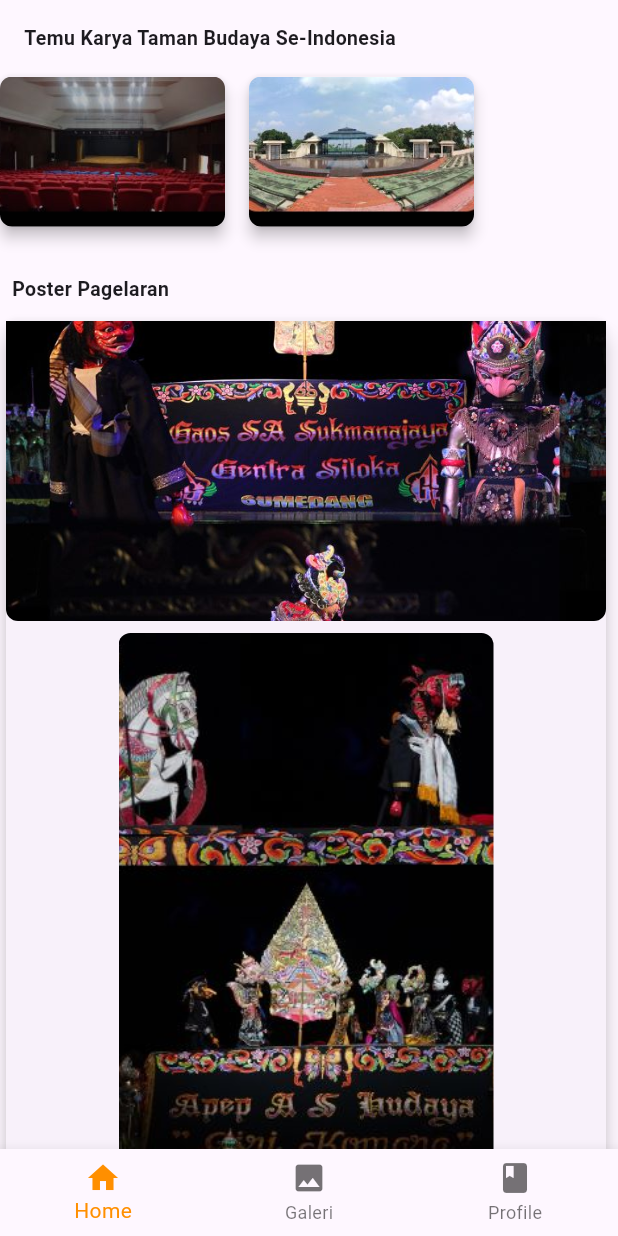
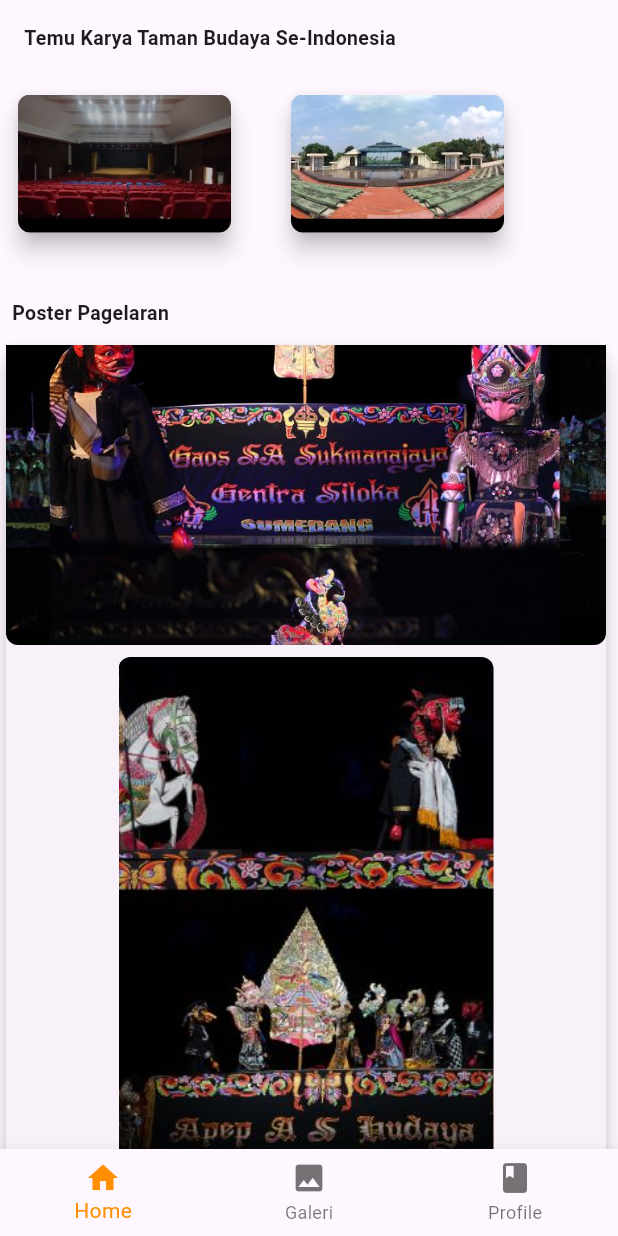
Before and after one commit to abdulghofur12/tambud, a Flutter app: the screen it shows after launch, on a phone screen of 412 x 824 dp. Run offline on Flutter 3.47's test engine with Material 2 defaults, Android fonts, the phone set to English and light mode, and no system bars.

Commit message:
new page tertutup

```diff
--- a/lib/main.dart
+++ b/lib/main.dart
@@ -57,6 +57,8 @@
         children: [
           // Home Page
           SingleChildScrollView(
+            child: Center(
+              // Wrap the Container with Center widget
               child: Container(
                 height: 1500,
                 width: 500,
@@ -77,20 +79,28 @@
                       scrollDirection: Axis.horizontal,
                       child: Row(
                         children: [
-                        ElevatedButton(
-                          onPressed: () {
-                            // Handle button press
+                          InkWell(
+                            onTap: () {
+                              Navigator.push(
+                                context,
+                                MaterialPageRoute(
+                                  builder: (context) => NewPage(),
+                                ),
+                              );
                             },
-                          style: ElevatedButton.styleFrom(
-                            elevation: 4,
-                            padding: EdgeInsets.all(0),
+                            child: Padding(
+                              padding: const EdgeInsets.all(8.0),
+                              child: SizedBox(
+                                width:
+                                    150, // Ukuran lebar container sesuaikan dengan kebutuhan
+                                height:
+                                    100, // Ukuran tinggi container sesuaikan dengan kebutuhan
+                                child: Card(
+                                  elevation: 6,
                                   shape: RoundedRectangleBorder(
                                     borderRadius: BorderRadius.circular(8),
                                   ),
-                          ),
                                   child: Container(
-                            width: 150,
-                            height: 100,
                                     decoration: BoxDecoration(
                                       borderRadius: BorderRadius.circular(8),
                                       image: DecorationImage(
@@ -100,26 +110,35 @@
                                     ),
                                   ),
                                 ),
+                              ),
+                            ),
+                          ),
                           SizedBox(width: 16), // Adding space between the cards
-                        ElevatedButton(
-                          onPressed: () {
+                          InkWell(
+                            onTap: () {
                               // Handle button press
                             },
-                          style: ElevatedButton.styleFrom(
-                            elevation: 4,
-                            padding: EdgeInsets.all(0),
+                            child: Padding(
+                              padding: const EdgeInsets.all(8.0),
+                              child: SizedBox(
+                                width:
+                                    150, // Ukuran lebar container sesuaikan dengan kebutuhan
+                                height:
+                                    100, // Ukuran tinggi container sesuaikan dengan kebutuhan
+                                child: Card(
+                                  elevation: 6,
                                   shape: RoundedRectangleBorder(
                                     borderRadius: BorderRadius.circular(8),
                                   ),
-                          ),
                                   child: Container(
-                            width: 150,
-                            height: 100,
                                     decoration: BoxDecoration(
                                       borderRadius: BorderRadius.circular(8),
                                       image: DecorationImage(
                                         image: AssetImage('asset/2.jpg'),
                                         fit: BoxFit.cover,
+                                      ),
+                                    ),
+                                  ),
                                 ),
                               ),
                             ),
@@ -183,125 +202,16 @@
                 ),
               ),
             ),
+          ),
 
           // Galeri Page
           Center(
-            child: SingleChildScrollView(
-              child: Row(
-                mainAxisAlignment: MainAxisAlignment.spaceEvenly,
-                children: [
-                  Card(
-                    elevation: 5,
-                    child: Column(
-                      children: [
-                        Image.asset(
-                          'asset/3.jpg',
-                          height: 70,
-                          width: 70,
-                          fit: BoxFit.cover,
-                        ),
-                        Padding(
-                          padding: const EdgeInsets.all(8.0),
-                          child: Text(
-                            "Image 1",
-                            style: TextStyle(
-                              fontWeight: FontWeight.bold,
-                              fontSize: 15,
-                            ),
-                          ),
-                        ),
-                      ],
-                    ),
-                  ),
-                  Card(
-                    elevation: 5,
-                    child: Column(
-                      children: [
-                        Image.asset(
-                          "",
-                          height: 70,
-                          width: 70,
-                          fit: BoxFit.cover,
-                        ),
-                        Padding(
-                          padding: const EdgeInsets.all(8.0),
-                          child: Text(
-                            "Image 2",
-                            style: TextStyle(
-                              fontWeight: FontWeight.bold,
-                              fontSize: 15,
-                            ),
-                          ),
-                        ),
-                      ],
-                    ),
-                  ),
-                  Card(
-                    elevation: 5,
-                    child: Column(
-                      children: [
-                        Image.asset(
-                          "",
-                          height: 70,
-                          width: 70,
-                          fit: BoxFit.cover,
-                        ),
-                        Padding(
-                          padding: const EdgeInsets.all(8.0),
-                          child: Text(
-                            "Image 3",
-                            style: TextStyle(
-                              fontWeight: FontWeight.bold,
-                              fontSize: 15,
-                            ),
-                          ),
-                        ),
-                      ],
-                    ),
-                  ),
-                ],
-              ),
-            ),
+              // ... Bagian kode sebelumnya ...
               ),
 
           // Profile Page
           Center(
-            child: Container(
-              height: 400,
-              width: 400,
-              child: Column(
-                mainAxisAlignment: MainAxisAlignment.center,
-                children: [
-                  Card(
-                    elevation: 10,
-                    child: Column(
-                      mainAxisAlignment: MainAxisAlignment.center,
-                      children: [
-                        Text(
-                          dataList[0]['judul'],
-                          style: TextStyle(
-                            fontWeight: FontWeight.bold,
-                            fontSize: 15,
-                          ),
-                        ),
-                        SizedBox(height: 16),
-                        Text(
-                          dataList[0]['isi'],
-                          textAlign: TextAlign.center,
-                        ),
-                      ],
-                    ),
-                  ),
-                  SizedBox(height: 16),
-                  ElevatedButton(
-                    onPressed: () {
-                      // Handle button press
-                    },
-                    child: Text('About...'),
-                  ),
-                ],
-              ),
-            ),
+              // ... Bagian kode sebelumnya ...
               ),
         ],
       ),
@@ -327,3 +237,121 @@
     );
   }
 }
+
+class NewPage extends StatelessWidget {
+  // List data gambar dari assets untuk Hari Ini
+  final List<String> imageListHariIni = [
+    'asset/1.jpg',
+    'asset/2.jpg',
+    'asset/3.jpg',
+    // Tambahkan gambar lainnya jika diperlukan
+  ];
+
+  // List data gambar dari assets untuk Besok
+  final List<String> imageListBesok = [
+    'asset/4.jpg',
+    'asset/5.jpg',
+    'asset/6.jpg',
+    // Tambahkan gambar lainnya jika diperlukan
+  ];
+
+  @override
+  Widget build(BuildContext context) {
+    return Scaffold(
+      appBar: AppBar(
+        title: Text('Acara Tertutup'),
+      ),
+      body: Column(
+        crossAxisAlignment: CrossAxisAlignment.start,
+        children: [
+          Padding(
+            padding: const EdgeInsets.all(16.0),
+            child: Text(
+              'Hari Ini',
+              style: TextStyle(
+                fontWeight: FontWeight.bold,
+                fontSize: 20,
+              ),
+            ),
+          ),
+          Container(
+            height: 150, // Tinggi kontainer sesuaikan dengan kebutuhan
+            child: ListView.builder(
+              scrollDirection: Axis.horizontal,
+              itemCount: imageListHariIni.length,
+              itemBuilder: (context, index) {
+                return Padding(
+                  padding: const EdgeInsets.all(8.0),
+                  child: SizedBox(
+                    width:
+                        150, // Ukuran lebar container sesuaikan dengan kebutuhan
+                    height:
+                        150, // Ukuran tinggi container sesuaikan dengan kebutuhan
+                    child: Card(
+                      elevation: 6,
+                      shape: RoundedRectangleBorder(
+                        borderRadius: BorderRadius.circular(8),
+                      ),
+                      child: Container(
+                        decoration: BoxDecoration(
+                          borderRadius: BorderRadius.circular(8),
+                          image: DecorationImage(
+                            image: AssetImage(imageListHariIni[index]),
+                            fit: BoxFit.cover,
+                          ),
+                        ),
+                      ),
+                    ),
+                  ),
+                );
+              },
+            ),
+          ),
+          Padding(
+            padding: const EdgeInsets.all(16.0),
+            child: Text(
+              'Besok',
+              style: TextStyle(
+                fontWeight: FontWeight.bold,
+                fontSize: 20,
+              ),
+            ),
+          ),
+          Container(
+            height: 150, // Tinggi kontainer sesuaikan dengan kebutuhan
+            child: ListView.builder(
+              scrollDirection: Axis.horizontal,
+              itemCount: imageListBesok.length,
+              itemBuilder: (context, index) {
+                return Padding(
+                  padding: const EdgeInsets.all(8.0),
+                  child: SizedBox(
+                    width:
+                        150, // Ukuran lebar container sesuaikan dengan kebutuhan
+                    height:
+                        150, // Ukuran tinggi container sesuaikan dengan kebutuhan
+                    child: Card(
+                      elevation: 6,
+                      shape: RoundedRectangleBorder(
+                        borderRadius: BorderRadius.circular(8),
+                      ),
+                      child: Container(
+                        decoration: BoxDecoration(
+                          borderRadius: BorderRadius.circular(8),
+                          image: DecorationImage(
+                            image: AssetImage(imageListBesok[index]),
+                            fit: BoxFit.cover,
+                          ),
+                        ),
+                      ),
+                    ),
+                  ),
+                );
+              },
+            ),
+          ),
+        ],
+      ),
+    );
+  }
+}
--- a/pubspec.yaml
+++ b/pubspec.yaml
@@ -11,6 +11,7 @@
 dependencies:
   flutter:
     sdk: flutter
+  url_launcher: ^6.0.0
 
   # The following adds the Cupertino Icons font to your application.
   # Use with the CupertinoIcons class for iOS style icons.
```
Also changed, not shown: pubspec.lock, 5 other files. Lines whose indentation alone changed are shown as unchanged.
